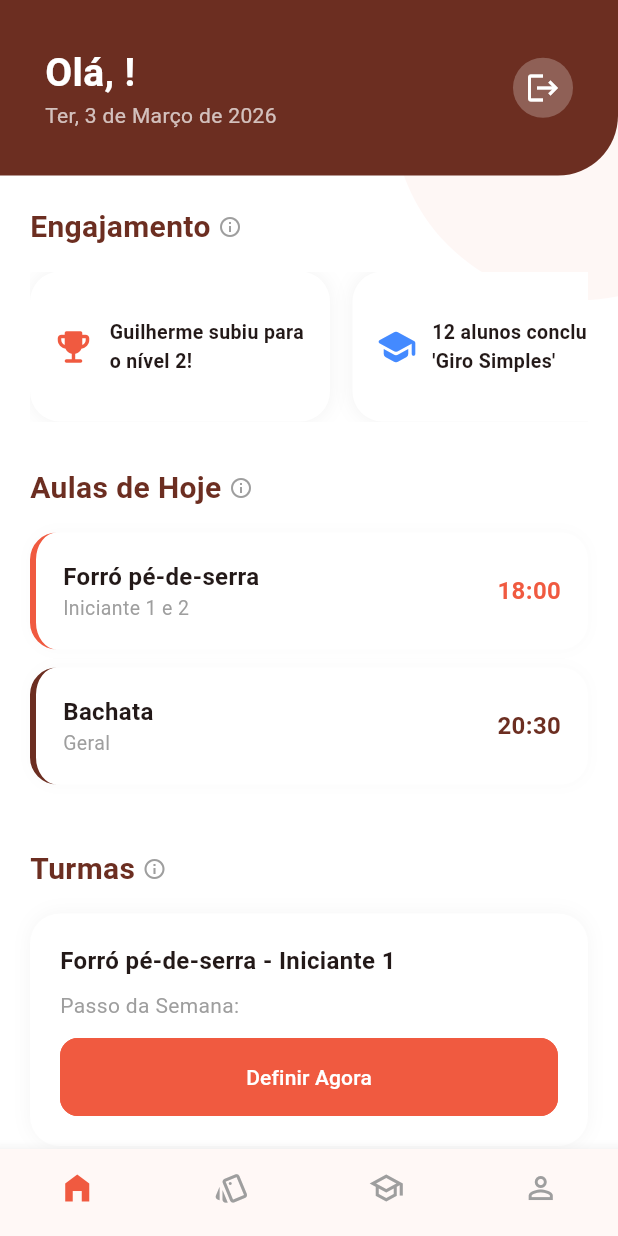
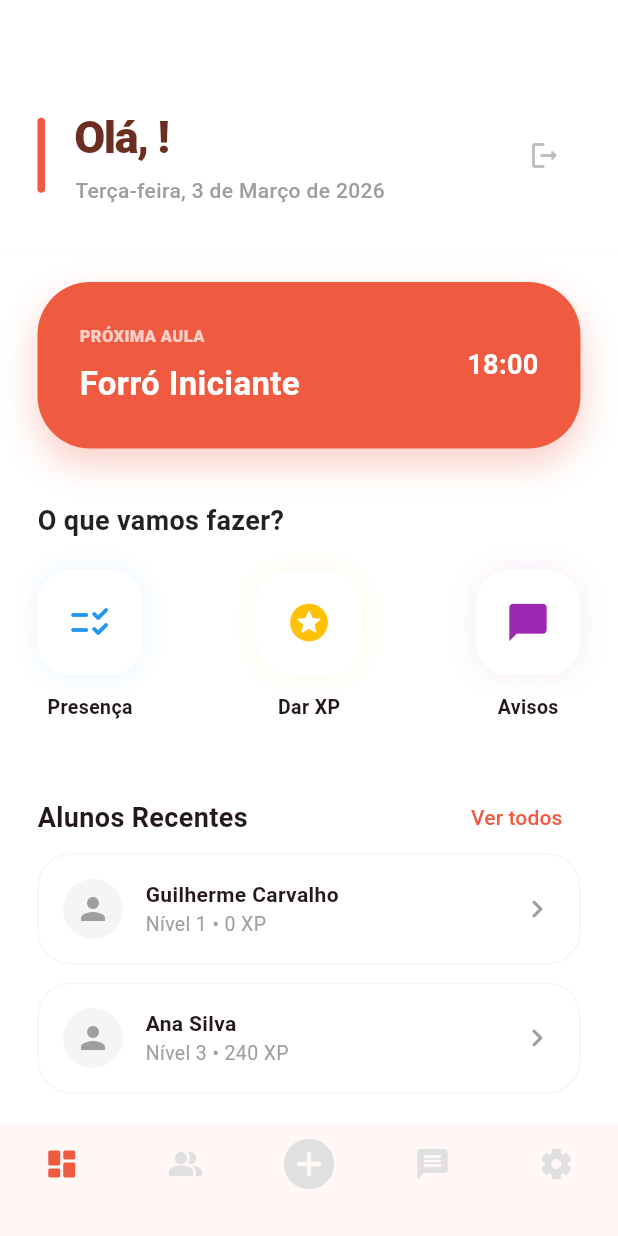
Before and after one commit to guilhermecarv32/DancaMais, a Flutter app: the TeacherDashboard screen opened directly, on a phone screen of 412 x 824 dp. Run offline on Flutter 3.47's test engine with Material 3 defaults, Android fonts, the phone set to English and light mode, and no system bars; our stand-ins replace cloud_firestore, firebase_auth, firebase_core, flutter_bloc; missing offline and left inert: firebase_app_check; accounts and stored records are empty.

Commit message:
segundo design da tela de professor

```diff
--- a/lib/ui/screens/teacher_dashboard.dart
+++ b/lib/ui/screens/teacher_dashboard.dart
@@ -9,93 +9,63 @@ class TeacherDashboard extends StatelessWidget {
   @override
   Widget build(BuildContext context) {
     final user = FirebaseAuth.instance.currentUser;
-    const Color primaryColor = AppTheme.primary;
-    const Color darkColor = Color(0xFF6C2E21);
+    final Color primaryColor = AppTheme.primary;
+    // Usando a cor secundária (marrom) para os textos de destaque
+    const Color darkColor = AppTheme.secondary;
 
     return Scaffold(
       backgroundColor: AppTheme.background,
       body: StreamBuilder<DocumentSnapshot>(
-        // Escuta os dados do professor em tempo real
         stream: FirebaseFirestore.instance.collection('usuarios').doc(user?.uid).snapshots(),
         builder: (context, snapshot) {
-          if (snapshot.connectionState == ConnectionState.waiting) {
-            return const Center(child: CircularProgressIndicator());
-          }
-
-          if (!snapshot.hasData || !snapshot.data!.exists) {
-            return const Center(child: Text("Erro ao carregar perfil."));
-          }
+          if (!snapshot.hasData) return const Center(child: CircularProgressIndicator());
 
           final userData = snapshot.data!.data() as Map<String, dynamic>;
-          final String nomeProfessor = userData['nome'] ?? "Professor";
+          final String nomeCompleto = userData['nome'] ?? "Professor";
+          // Lógica do primeiro nome que combinamos
+          final String primeiroNome = nomeCompleto.trim().split(' ').first;
 
-          return Stack(
+          return Column(
             children: [
-              // 1. FORMAS DECORATIVAS (Identidade Visual)
-              Positioned(
-                top: -50,
-                right: -100,
-                child: _buildDecorShape(color: primaryColor, opacity: 0.05, size: 250),
-              ),
-
-              // 2. CONTEÚDO PRINCIPAL
-              SafeArea(
-                child: Column(
-                  crossAxisAlignment: CrossAxisAlignment.start,
-                  children: [
-                    // HEADER DINÂMICO
-                    _buildHeader(nomeProfessor, darkColor, context),
+              // 1. NOVO CABEÇALHO: CLEAN COM DESTAQUE LATERAL
+              _buildSidebarHeader(primeiroNome, primaryColor, darkColor, context),
 
               Expanded(
                 child: ListView(
-                        padding: const EdgeInsets.symmetric(horizontal: 20, vertical: 20),
+                  padding: const EdgeInsets.symmetric(horizontal: 25, vertical: 20),
                   children: [
-                          // SEÇÃO: ENGAJAMENTO
-                          _buildSectionTitle("Engajamento", darkColor),
-                          const SizedBox(height: 15),
-                          SizedBox(
-                            height: 100,
-                            child: ListView(
-                              scrollDirection: Axis.horizontal,
+                    // 2. HERO CARD
+                    _buildHeroCard("Próxima Aula", "Forró Iniciante", "18:00", primaryColor),
+
+                    const SizedBox(height: 35),
+
+                    // 3. AÇÕES RÁPIDAS
+                    const Text(
+                      "O que vamos fazer?",
+                      style: TextStyle(fontSize: 18, fontWeight: FontWeight.bold, color: Colors.black87),
+                    ),
+                    const SizedBox(height: 20),
+                    Row(
+                      mainAxisAlignment: MainAxisAlignment.spaceBetween,
                       children: [
-                                _buildEngagementCard(
-                                  "Guilherme subiu para o nível 2!", // Exemplo real
-                                  Icons.emoji_events_rounded,
-                                  primaryColor,
-                                ),
-                                _buildEngagementCard(
-                                  "12 alunos concluíram 'Giro Simples'",
-                                  Icons.school_rounded,
-                                  Colors.blueAccent,
-                                ),
+                        _buildQuickAction(Icons.checklist_rtl_rounded, "Presença", Colors.blue),
+                        _buildQuickAction(Icons.stars_rounded, "Dar XP", Colors.amber),
+                        _buildQuickAction(Icons.chat_bubble_rounded, "Avisos", Colors.purple),
                       ],
                     ),
-                          ),
 
-                          const SizedBox(height: 30),
+                    const SizedBox(height: 40),
 
-                          // SEÇÃO: AULAS DE HOJE
-                          _buildSectionTitle("Aulas de Hoje", darkColor),
-                          const SizedBox(height: 15),
-                          _buildClassCard("Forró pé-de-serra", "Iniciante 1 e 2", "18:00", primaryColor),
-                          _buildClassCard("Bachata", "Geral", "20:30", darkColor),
-
-                          const SizedBox(height: 30),
-
-                          // SEÇÃO: TURMAS
-                          _buildSectionTitle("Turmas", darkColor),
-                          const SizedBox(height: 15),
-                          _buildTurmaCard(
-                            "Forró pé-de-serra - Iniciante 1",
-                            "Passo da Semana:",
-                            "Definir Agora",
-                            true,
-                            primaryColor,
-                          ),
-                          const SizedBox(height: 20),
+                    // 4. ALUNOS RECENTES (Ex: Guilherme)
+                    Row(
+                      mainAxisAlignment: MainAxisAlignment.spaceBetween,
+                      children: [
+                        const Text("Alunos Recentes", style: TextStyle(fontSize: 18, fontWeight: FontWeight.bold)),
+                        TextButton(onPressed: () {}, child: const Text("Ver todos")),
                       ],
                     ),
-                    ),
+                    _buildRecentStudent("Guilherme Carvalho", "Nível 1", "0 XP"),
+                    _buildRecentStudent("Ana Silva", "Nível 3", "240 XP"),
                   ],
                 ),
               ),
@@ -107,14 +77,67 @@ class TeacherDashboard extends StatelessWidget {
     );
   }
 
-  // --- COMPONENTES DA INTERFACE ---
+  // --- O NOVO COMPONENTE DE CABEÇALHO ---
 
-  Widget _buildHeader(String name, Color color, BuildContext context) {
+  Widget _buildSidebarHeader(String name, Color primary, Color dark, BuildContext context) {
     return Container(
-      padding: const EdgeInsets.all(30),
+      width: double.infinity,
+      padding: const EdgeInsets.fromLTRB(25, 70, 25, 30),
+      decoration: BoxDecoration(
+        color: AppTheme.background, // Fundo limpo sem fade
+        border: Border(
+          bottom: BorderSide(color: Colors.grey.withOpacity(0.05), width: 1),
+        ),
+      ),
+      child: Row(
+        children: [
+          // BARRA LATERAL DE DESTAQUE (Substitui o Fade)
+          Container(
+            width: 5,
+            height: 50,
+            decoration: BoxDecoration(
+              color: primary,
+              borderRadius: BorderRadius.circular(10),
+            ),
+          ),
+          const SizedBox(width: 20),
+          Expanded(
+            child: Column(
+              crossAxisAlignment: CrossAxisAlignment.start,
+              children: [
+                Text(
+                  "Olá, $name!",
+                  style: TextStyle(color: dark, fontSize: 30, fontWeight: FontWeight.w900, letterSpacing: -1),
+                  overflow: TextOverflow.ellipsis,
+                ),
+                const SizedBox(height: 4),
+                // Data mantida para o dia do projeto
+                const Text(
+                  "Terça-feira, 3 de Março de 2026",
+                  style: TextStyle(color: Colors.grey, fontSize: 14, fontWeight: FontWeight.w500),
+                ),
+              ],
+            ),
+          ),
+          IconButton(
+            onPressed: () => FirebaseAuth.instance.signOut(),
+            icon: Icon(Icons.logout_rounded, color: Colors.grey[400], size: 22),
+          ),
+        ],
+      ),
+    );
+  }
+
+  // --- RESTANTE DOS WIDGETS (HeroCard, QuickAction, RecentStudent) ---
+  // (Mantenha os métodos conforme as versões anteriores que você gostou)
+
+  Widget _buildHeroCard(String label, String title, String time, Color color) {
+    return Container(
+      padding: const EdgeInsets.all(28),
       decoration: BoxDecoration(
         color: color,
-        borderRadius: const BorderRadius.only(bottomRight: Radius.circular(40)),
+        borderRadius: BorderRadius.circular(35),
+        boxShadow: [BoxShadow(color: color.withOpacity(0.3), blurRadius: 20, offset: const Offset(0, 10))],
       ),
       child: Row(
         mainAxisAlignment: MainAxisAlignment.spaceBetween,
@@ -122,129 +145,58 @@ class TeacherDashboard extends StatelessWidget {
           Column(
             crossAxisAlignment: CrossAxisAlignment.start,
             children: [
-              Text("Olá, $name!",
-                style: const TextStyle(color: Colors.white, fontSize: 26, fontWeight: FontWeight.bold)),
-              const Text("Ter, 3 de Março de 2026", // Data atual
-                style: TextStyle(color: Colors.white70, fontSize: 14)),
+              Text(label.toUpperCase(), style: const TextStyle(color: Colors.white70, fontSize: 11, fontWeight: FontWeight.w800)),
+              const SizedBox(height: 8),
+              Text(title, style: const TextStyle(color: Colors.white, fontSize: 22, fontWeight: FontWeight.bold)),
             ],
           ),
-          // Botão de Logout integrado ao Perfil
-          GestureDetector(
-            onTap: () => _showLogoutDialog(context),
-            child: const CircleAvatar(
-              backgroundColor: Colors.white24,
-              child: Icon(Icons.logout, color: Colors.white),
-            ),
-          ),
+          Text(time, style: const TextStyle(color: Colors.white, fontSize: 18, fontWeight: FontWeight.bold)),
         ],
       ),
     );
   }
 
-  void _showLogoutDialog(BuildContext context) {
-    showDialog(
-      context: context,
-      builder: (context) => AlertDialog(
-        title: const Text("Sair"),
-        content: const Text("Deseja desconectar do DançaMais?"),
-        actions: [
-          TextButton(onPressed: () => Navigator.pop(context), child: const Text("Cancelar")),
-          TextButton(
-            onPressed: () async {
-              await FirebaseAuth.instance.signOut(); // O AuthWrapper cuidará da troca de tela!
-              if (context.mounted) Navigator.pop(context);
-            },
-            child: const Text("Sair", style: TextStyle(color: Colors.red)),
+  Widget _buildQuickAction(IconData icon, String label, Color color) {
+    return Column(
+      children: [
+        Container(
+          width: 70, height: 70,
+          decoration: BoxDecoration(
+            color: Colors.white,
+            borderRadius: BorderRadius.circular(22),
+            boxShadow: [BoxShadow(color: color.withOpacity(0.1), blurRadius: 15)],
           ),
-        ],
+          child: Icon(icon, color: color, size: 30),
         ),
-    );
-  }
-
-  Widget _buildSectionTitle(String title, Color color) {
-    return Row(
-      children: [
-        Text(title, style: TextStyle(fontSize: 20, fontWeight: FontWeight.bold, color: color)),
-        const SizedBox(width: 5),
-        const Icon(Icons.info_outline, size: 16, color: Colors.grey),
+        const SizedBox(height: 12),
+        Text(label, style: const TextStyle(fontSize: 13, fontWeight: FontWeight.w700)),
       ],
     );
   }
 
-  Widget _buildEngagementCard(String text, IconData icon, Color color) {
+  Widget _buildRecentStudent(String name, String level, String xp) {
     return Container(
-      width: 200,
-      margin: const EdgeInsets.only(right: 15),
-      padding: const EdgeInsets.all(15),
+      margin: const EdgeInsets.only(bottom: 12),
+      padding: const EdgeInsets.all(16),
       decoration: BoxDecoration(
         color: Colors.white,
-        borderRadius: BorderRadius.circular(20),
-        boxShadow: [BoxShadow(color: Colors.black.withOpacity(0.05), blurRadius: 10)],
+        borderRadius: BorderRadius.circular(22),
+        border: Border.all(color: Colors.grey[100]!),
       ),
       child: Row(
         children: [
-          Icon(icon, color: color, size: 28),
-          const SizedBox(width: 10),
-          Expanded(child: Text(text, style: const TextStyle(fontWeight: FontWeight.w600, fontSize: 13))),
-        ],
-      ),
-    );
-  }
-
-  Widget _buildClassCard(String title, String subtitle, String time, Color color) {
-    return Container(
-      margin: const EdgeInsets.only(bottom: 12),
-      padding: const EdgeInsets.all(18),
-      decoration: BoxDecoration(
-        color: Colors.white,
-        borderRadius: BorderRadius.circular(18),
-        border: Border(left: BorderSide(color: color, width: 4)),
-        boxShadow: [BoxShadow(color: Colors.black.withOpacity(0.02), blurRadius: 8)],
-      ),
-      child: Row(
-        mainAxisAlignment: MainAxisAlignment.spaceBetween,
-        children: [
-          Column(
-            crossAxisAlignment: CrossAxisAlignment.start,
-            children: [
-              Text(title, style: const TextStyle(fontSize: 16, fontWeight: FontWeight.bold)),
-              Text(subtitle, style: const TextStyle(color: Colors.grey, fontSize: 13)),
-            ],
-          ),
-          Text(time, style: TextStyle(fontSize: 16, fontWeight: FontWeight.bold, color: color)),
-        ],
-      ),
-    );
-  }
-
-  Widget _buildTurmaCard(String turma, String label, String btnText, bool isPending, Color color) {
-    return Container(
-      padding: const EdgeInsets.all(20),
-      decoration: BoxDecoration(
-        color: Colors.white,
-        borderRadius: BorderRadius.circular(20),
-        boxShadow: [BoxShadow(color: Colors.black.withOpacity(0.04), blurRadius: 10)],
-      ),
+          CircleAvatar(backgroundColor: Colors.grey[100], child: const Icon(Icons.person, color: Colors.grey)),
+          const SizedBox(width: 15),
+          Expanded(
             child: Column(
               crossAxisAlignment: CrossAxisAlignment.start,
               children: [
-          Text(turma, style: const TextStyle(fontWeight: FontWeight.bold, fontSize: 16)),
-          const SizedBox(height: 8),
-          Text(label, style: const TextStyle(color: Colors.grey, fontSize: 14)),
-          const SizedBox(height: 12),
-          SizedBox(
-            width: double.infinity,
-            child: ElevatedButton(
-              onPressed: () {},
-              style: ElevatedButton.styleFrom(
-                backgroundColor: isPending ? color : Colors.white,
-                foregroundColor: isPending ? Colors.white : color,
-                elevation: 0,
-                shape: RoundedRectangleBorder(borderRadius: BorderRadius.circular(12), side: BorderSide(color: color)),
-              ),
-              child: Text(btnText),
+                Text(name, style: const TextStyle(fontWeight: FontWeight.bold)),
+                Text("$level • $xp", style: const TextStyle(color: Colors.grey, fontSize: 13)),
+              ],
             ),
           ),
+          const Icon(Icons.chevron_right_rounded, color: Colors.grey),
         ],
       ),
     );
@@ -254,22 +206,16 @@ class TeacherDashboard extends StatelessWidget {
     return BottomNavigationBar(
       type: BottomNavigationBarType.fixed,
       selectedItemColor: color,
-      unselectedItemColor: Colors.grey,
+      unselectedItemColor: Colors.grey[300],
       showSelectedLabels: false,
-      showUnselectedLabels: false,
+      elevation: 0,
       items: const [
-        BottomNavigationBarItem(icon: Icon(Icons.home_filled), label: "Home"),
-        BottomNavigationBarItem(icon: Icon(Icons.style_outlined), label: "Cards"),
-        BottomNavigationBarItem(icon: Icon(Icons.school_outlined), label: "Aulas"),
-        BottomNavigationBarItem(icon: Icon(Icons.person_outline), label: "Perfil"),
+        BottomNavigationBarItem(icon: Icon(Icons.dashboard_rounded), label: ""),
+        BottomNavigationBarItem(icon: Icon(Icons.people_alt_rounded), label: ""),
+        BottomNavigationBarItem(icon: Icon(Icons.add_circle_rounded, size: 40), label: ""),
+        BottomNavigationBarItem(icon: Icon(Icons.message_rounded), label: ""),
+        BottomNavigationBarItem(icon: Icon(Icons.settings_rounded), label: ""),
       ],
     );
   }
-
-  Widget _buildDecorShape({required Color color, required double opacity, required double size}) {
-    return Opacity(
-      opacity: opacity,
-      child: Container(width: size, height: size, decoration: BoxDecoration(color: color, shape: BoxShape.circle)),
-    );
 }
-}
```
Lines whose indentation alone changed are shown as unchanged.
